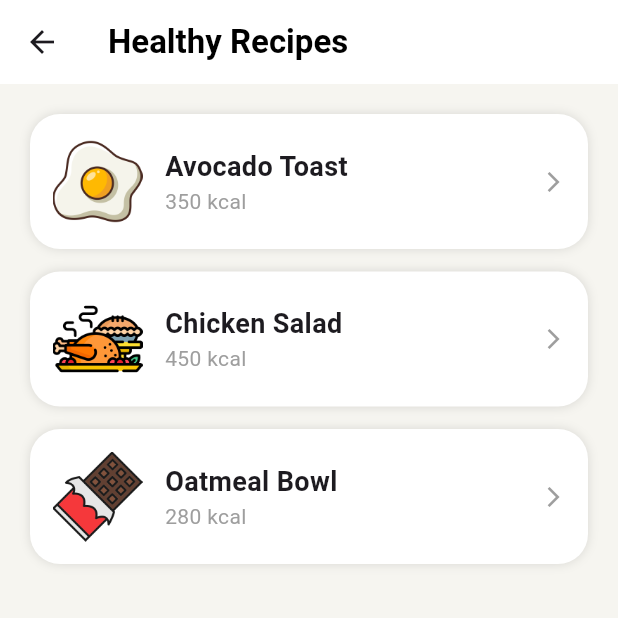
After one commit to mohammad-akileh/FitLens, a Flutter app: the RecipesTab screen opened directly, on a phone screen of 412 x 824 dp, the top half of it. The commit adds this screen. Run offline on Flutter 3.47's test engine with Material 3 defaults, Android fonts, the light colour scheme and no system bars; our stand-ins replace cloud_firestore, firebase_auth, firebase_core, firebase_storage, flutter_local_notifications, google_nav_bar and 5 more; accounts and stored records are empty; project files that could hold a hidden picture were left out.

Commit message:
whole app with recipes and profile and notifications

```diff
--- /dev/null
+++ b/lib/screens/tabs/recipes_tab.dart
@@ -0,0 +1,50 @@
+import 'package:flutter/material.dart';
+
+class RecipesTab extends StatelessWidget {
+  const RecipesTab({super.key});
+
+  @override
+  Widget build(BuildContext context) {
+    return Scaffold(
+      backgroundColor: const Color(0xFFF6F5F0),
+      appBar: AppBar(
+        title: const Text("Healthy Recipes", style: TextStyle(color: Colors.black, fontWeight: FontWeight.bold)),
+        backgroundColor: Colors.white,
+        elevation: 0,
+      ),
+      body: ListView(
+        padding: const EdgeInsets.all(20),
+        children: [
+          _buildRecipeCard("Avocado Toast", "350 kcal", "assets/egg.png"),
+          _buildRecipeCard("Chicken Salad", "450 kcal", "assets/lunch_bowl.png"),
+          _buildRecipeCard("Oatmeal Bowl", "280 kcal", "assets/snack.png"),
+          // Add more here easily!
+        ],
+      ),
+    );
+  }
+
+  Widget _buildRecipeCard(String title, String cals, String asset) {
+    return Container(
+      margin: const EdgeInsets.only(bottom: 15),
+      padding: const EdgeInsets.all(15),
+      decoration: BoxDecoration(
+        color: Colors.white,
+        borderRadius: BorderRadius.circular(20),
+        boxShadow: [BoxShadow(color: Colors.black12, blurRadius: 5)],
+      ),
+      child: Row(
+        children: [
+          Image.asset(asset, width: 60, height: 60, errorBuilder: (c,o,s)=>const Icon(Icons.fastfood)),
+          const SizedBox(width: 15),
+          Column(crossAxisAlignment: CrossAxisAlignment.start, children: [
+            Text(title, style: const TextStyle(fontSize: 18, fontWeight: FontWeight.bold)),
+            Text(cals, style: const TextStyle(color: Colors.grey)),
+          ]),
+          const Spacer(),
+          const Icon(Icons.arrow_forward_ios, size: 16, color: Colors.grey)
+        ],
+      ),
+    );
+  }
+}
--- a/pubspec.yaml
+++ b/pubspec.yaml
@@ -30,6 +30,9 @@ dependencies:
   http: ^1.6.0
   google_nav_bar: ^5.0.7
   intl: ^0.20.2
+  internet_connection_checker_plus: ^2.9.1+2
+  flutter_local_notifications: ^17.0.0
+  timezone: ^0.9.2
   # ------------------------------------------
 
 dev_dependencies:
```
Also changed, not shown: lib/screens/main_screen.dart (+5 -4 lines), lib/screens/scan_screen.dart (+10 -1 lines), lib/screens/tabs/home_tab.dart (+63 -4 lines), lib/screens/tabs/profile_tab.dart (deleted, +0 -41 lines), lib/screens/tabs/settings_tab.dart (added, +54 -0 lines), lib/services/auth_service.dart (+8 -2 lines), lib/services/notification_service.dart (added, +84 -0 lines), pubspec.lock, 4 other files.
